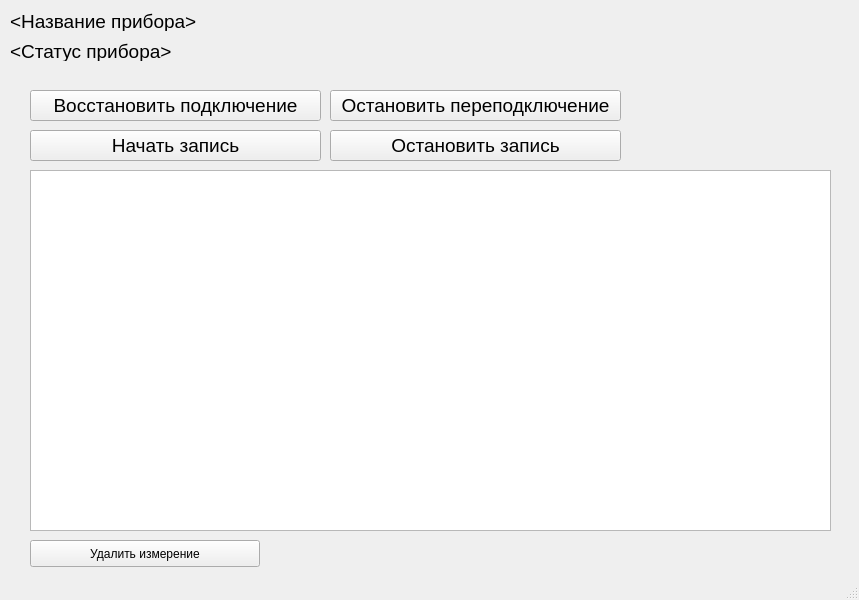
Above: UI/DeviceWindow.ui from Ausslaander/Logger before the change. Below: the same form after it.
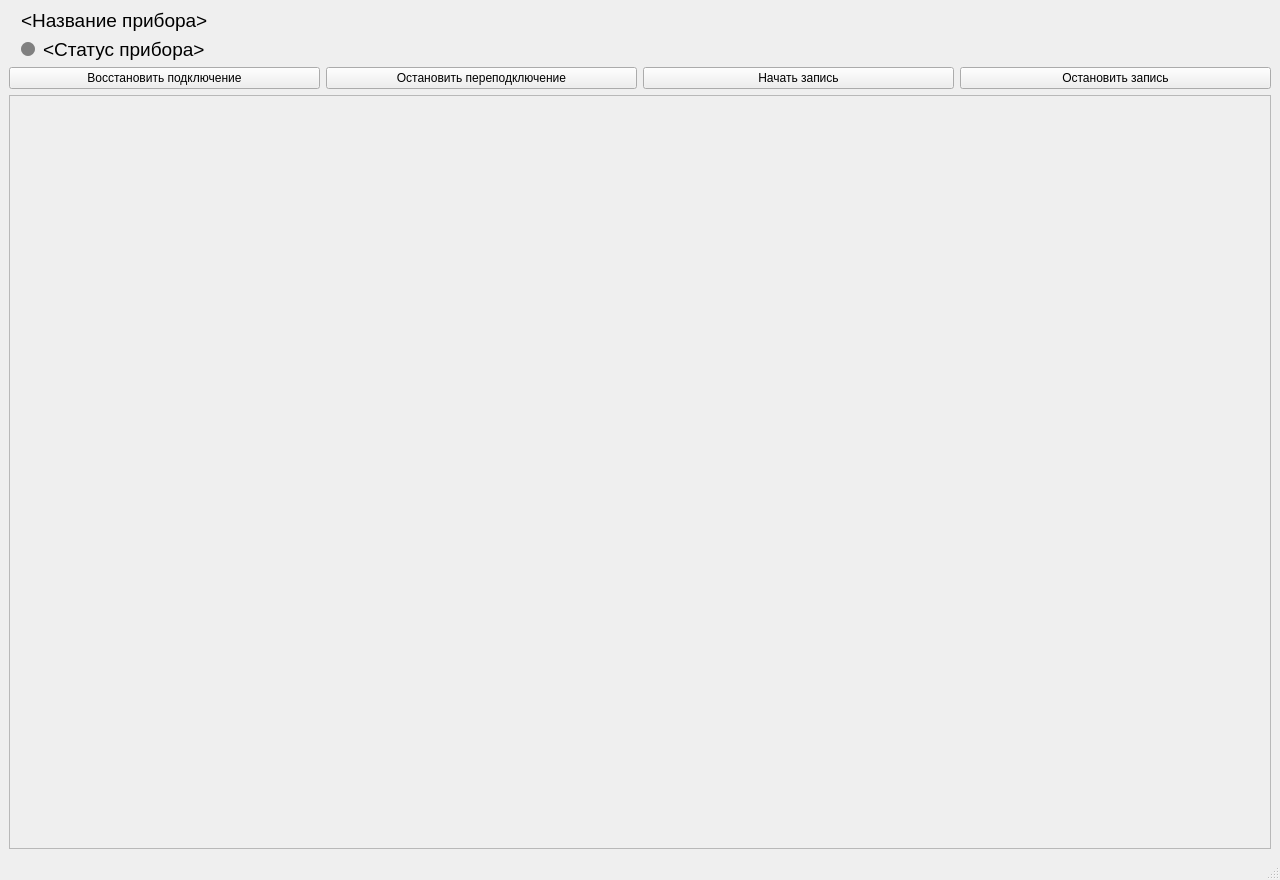
That is the form after the change.

What changed in the file:
```diff
--- a/UI/DeviceWindow.ui
+++ b/UI/DeviceWindow.ui
@@ -6,22 +6,25 @@
    <rect>
     <x>0</x>
     <y>0</y>
-    <width>859</width>
-    <height>600</height>
+    <width>1280</width>
+    <height>880</height>
    </rect>
   </property>
+  <property name="minimumSize">
+   <size>
+    <width>760</width>
+    <height>480</height>
+   </size>
+  </property>
   <property name="windowTitle">
    <string>Прибор 1</string>
   </property>
   <widget class="QWidget" name="centralwidget">
+   <layout class="QVBoxLayout" name="DeviceLayout">
+    <item>
    <widget class="QLabel" name="DeviceNameLabel">
-    <property name="geometry">
-     <rect>
-      <x>10</x>
-      <y>10</y>
-      <width>731</width>
-      <height>21</height>
-     </rect>
+      <property name="indent">
+       <number>12</number>
     </property>
     <property name="font">
      <font>
@@ -31,16 +34,37 @@
     <property name="text">
      <string>&lt;Название прибора&gt;</string>
     </property>
-   </widget>
+      <property name="wordWrap">
+       <bool>true</bool>
+      </property>
+     </widget>
+    </item>
+    <item>
+     <layout class="QHBoxLayout" name="DeviceStatusLayout">
+      <property name="leftMargin">
+       <number>12</number>
+      </property>
+      <property name="spacing">
+       <number>8</number>
+      </property>
+      <item alignment="Qt::AlignVCenter">
+       <widget class="QLabel" name="DeviceStatusIndicator">
+        <property name="minimumSize">
+         <size><width>14</width><height>14</height></size>
+        </property>
+        <property name="maximumSize">
+         <size><width>14</width><height>14</height></size>
+        </property>
+        <property name="styleSheet">
+         <string>background-color: #808080; border-radius: 7px;</string>
+        </property>
+        <property name="accessibleName">
+         <string>Состояние прибора</string>
+        </property>
+       </widget>
+      </item>
+      <item>
    <widget class="QLabel" name="DeviceStatusLabel">
-    <property name="geometry">
-     <rect>
-      <x>10</x>
-      <y>40</y>
-      <width>711</width>
-      <height>21</height>
-     </rect>
-    </property>
     <property name="font">
      <font>
       <pointsize>14</pointsize>
@@ -50,114 +74,56 @@
      <string>&lt;Статус прибора&gt;</string>
     </property>
    </widget>
-   <widget class="QPushButton" name="StartRecordingButton">
-    <property name="geometry">
-     <rect>
-      <x>30</x>
-      <y>130</y>
-      <width>291</width>
-      <height>31</height>
-     </rect>
-    </property>
-    <property name="font">
-     <font>
-      <pointsize>14</pointsize>
-     </font>
-    </property>
-    <property name="text">
-     <string>Начать запись</string>
-    </property>
-   </widget>
-   <widget class="QPushButton" name="StopRecordingButton">
-    <property name="geometry">
-     <rect>
-      <x>330</x>
-      <y>130</y>
-      <width>291</width>
-      <height>31</height>
-     </rect>
-    </property>
-    <property name="font">
-     <font>
-      <pointsize>14</pointsize>
-     </font>
-    </property>
-    <property name="text">
-     <string>Остановить запись</string>
-    </property>
-   </widget>
-   <widget class="QTableWidget" name="MeasurementsTable">
-    <property name="geometry">
-     <rect>
-      <x>30</x>
-      <y>170</y>
-      <width>801</width>
-      <height>361</height>
-     </rect>
-    </property>
-   </widget>
-   <widget class="QPushButton" name="DeleteMeasurementButton">
-    <property name="geometry">
-     <rect>
-      <x>30</x>
-      <y>540</y>
-      <width>230</width>
-      <height>27</height>
-     </rect>
-    </property>
-    <property name="text">
-     <string>Удалить измерение</string>
-    </property>
-   </widget>
+      </item>
+     </layout>
+    </item>
+    <item>
+     <layout class="QHBoxLayout" name="ControlsLayout">
+      <item>
    <widget class="QPushButton" name="StartReconnectingButton">
-    <property name="geometry">
-     <rect>
-      <x>30</x>
-      <y>90</y>
-      <width>291</width>
-      <height>31</height>
-     </rect>
-    </property>
-    <property name="font">
-     <font>
-      <pointsize>14</pointsize>
-     </font>
-    </property>
     <property name="text">
      <string>Восстановить подключение</string>
     </property>
    </widget>
+      </item>
+      <item>
    <widget class="QPushButton" name="StopReconnectingButton">
-    <property name="geometry">
-     <rect>
-      <x>330</x>
-      <y>90</y>
-      <width>291</width>
-      <height>31</height>
-     </rect>
-    </property>
-    <property name="font">
-     <font>
-      <pointsize>14</pointsize>
-     </font>
-    </property>
     <property name="text">
      <string>Остановить переподключение</string>
     </property>
    </widget>
-  </widget>
-  <widget class="QMenuBar" name="menubar">
-   <property name="geometry">
-    <rect>
-     <x>0</x>
-     <y>0</y>
-     <width>859</width>
-     <height>21</height>
-    </rect>
-   </property>
-  </widget>
-  <widget class="QStatusBar" name="statusbar"/>
- </widget>
- <resources/>
- <connections/>
+      </item>
+      <item>
+       <widget class="QPushButton" name="StartRecordingButton">
+        <property name="text">
+         <string>Начать запись</string>
+        </property>
+       </widget>
+      </item>
+      <item>
+       <widget class="QPushButton" name="StopRecordingButton">
+        <property name="text">
+         <string>Остановить запись</string>
+        </property>
+       </widget>
+      </item>
+     </layout>
+    </item>
+    <item>
+     <widget class="QScrollArea" name="PlotsScrollArea">
+      <property name="widgetResizable">
+       <bool>true</bool>
+      </property>
+      <widget class="QWidget" name="PlotsContainer">
+       <layout class="QGridLayout" name="PlotsLayout" />
+      </widget>
+     </widget>
+    </item>
+   </layout>
+  </widget>
+  <widget class="QMenuBar" name="menubar" />
+  <widget class="QStatusBar" name="statusbar" />
+ </widget>
+ <resources />
+ <connections />
 </ui>
```
Left out of the diff: 6 changed lines with no effect on the pictures. Lines whose indentation alone changed are shown as unchanged.
